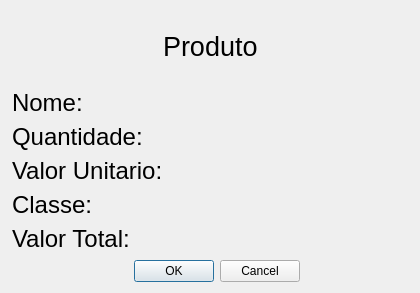
The window that SisCompra/viewproduto.ui (saraivaufc/ListaDeCompras) describes before a commit, drawn with Qt 5.
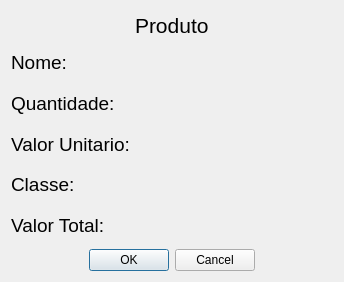
The same window after the commit. Icons and pictures are not drawn.

```diff
--- a/SisCompra/viewproduto.ui
+++ b/SisCompra/viewproduto.ui
@@ -6,8 +6,8 @@
    <rect>
     <x>0</x>
     <y>0</y>
-    <width>420</width>
-    <height>293</height>
+    <width>344</width>
+    <height>282</height>
    </rect>
   </property>
   <property name="windowTitle">
@@ -18,7 +18,7 @@
   </property>
   <layout class="QVBoxLayout" name="verticalLayout_2">
    <item>
-    <layout class="QVBoxLayout" name="verticalLayout">
+    <layout class="QVBoxLayout" name="verticalLayout" stretch="1,7,1">
      <item>
       <layout class="QHBoxLayout" name="horizontalLayout">
        <item>
@@ -36,9 +36,12 @@
        </item>
        <item>
         <widget class="QLabel" name="label_7">
+         <property name="enabled">
+          <bool>true</bool>
+         </property>
          <property name="font">
           <font>
-           <pointsize>20</pointsize>
+           <pointsize>16</pointsize>
           </font>
          </property>
          <property name="text">
@@ -64,22 +67,22 @@
      <item>
       <layout class="QGridLayout" name="gridLayout">
        <property name="leftMargin">
-        <number>1</number>
+        <number>0</number>
        </property>
        <property name="topMargin">
-        <number>1</number>
+        <number>0</number>
        </property>
        <property name="rightMargin">
-        <number>1</number>
+        <number>0</number>
        </property>
        <property name="bottomMargin">
-        <number>1</number>
+        <number>0</number>
        </property>
        <item row="0" column="0">
         <widget class="QLabel" name="label_6">
          <property name="font">
           <font>
-           <pointsize>18</pointsize>
+           <pointsize>14</pointsize>
           </font>
          </property>
          <property name="text">
@@ -91,7 +94,7 @@
         <widget class="QLabel" name="labelNomeProduto">
          <property name="font">
           <font>
-           <pointsize>18</pointsize>
+           <pointsize>14</pointsize>
           </font>
          </property>
          <property name="text">
@@ -103,7 +106,7 @@
         <widget class="QLabel" name="label">
          <property name="font">
           <font>
-           <pointsize>18</pointsize>
+           <pointsize>14</pointsize>
           </font>
          </property>
          <property name="text">
@@ -115,7 +118,7 @@
         <widget class="QLabel" name="labelQuantidade">
          <property name="font">
           <font>
-           <pointsize>18</pointsize>
+           <pointsize>14</pointsize>
           </font>
          </property>
          <property name="text">
@@ -127,7 +130,7 @@
         <widget class="QLabel" name="label_2">
          <property name="font">
           <font>
-           <pointsize>18</pointsize>
+           <pointsize>14</pointsize>
           </font>
          </property>
          <property name="text">
@@ -139,7 +142,7 @@
         <widget class="QLabel" name="labelValorUnitario">
          <property name="font">
           <font>
-           <pointsize>18</pointsize>
+           <pointsize>14</pointsize>
           </font>
          </property>
          <property name="text">
@@ -151,7 +154,7 @@
         <widget class="QLabel" name="label_4">
          <property name="font">
           <font>
-           <pointsize>18</pointsize>
+           <pointsize>14</pointsize>
           </font>
          </property>
          <property name="text">
@@ -163,7 +166,7 @@
         <widget class="QLabel" name="labelClasse">
          <property name="font">
           <font>
-           <pointsize>18</pointsize>
+           <pointsize>14</pointsize>
           </font>
          </property>
          <property name="text">
@@ -175,7 +178,7 @@
         <widget class="QLabel" name="label_5">
          <property name="font">
           <font>
-           <pointsize>18</pointsize>
+           <pointsize>14</pointsize>
           </font>
          </property>
          <property name="text">
@@ -187,7 +190,7 @@
         <widget class="QLabel" name="labelValorTotal">
          <property name="font">
           <font>
-           <pointsize>18</pointsize>
+           <pointsize>14</pointsize>
           </font>
          </property>
          <property name="text">
@@ -212,13 +215,6 @@
          </property>
         </spacer>
        </item>
-       <item>
-        <widget class="QLabel" name="label_3">
-         <property name="text">
-          <string/>
-         </property>
-        </widget>
-       </item>
        <item>
         <widget class="QDialogButtonBox" name="buttonBox">
          <property name="orientation">
```
Left out of the diff: 8 changed lines with no effect on the pictures.
